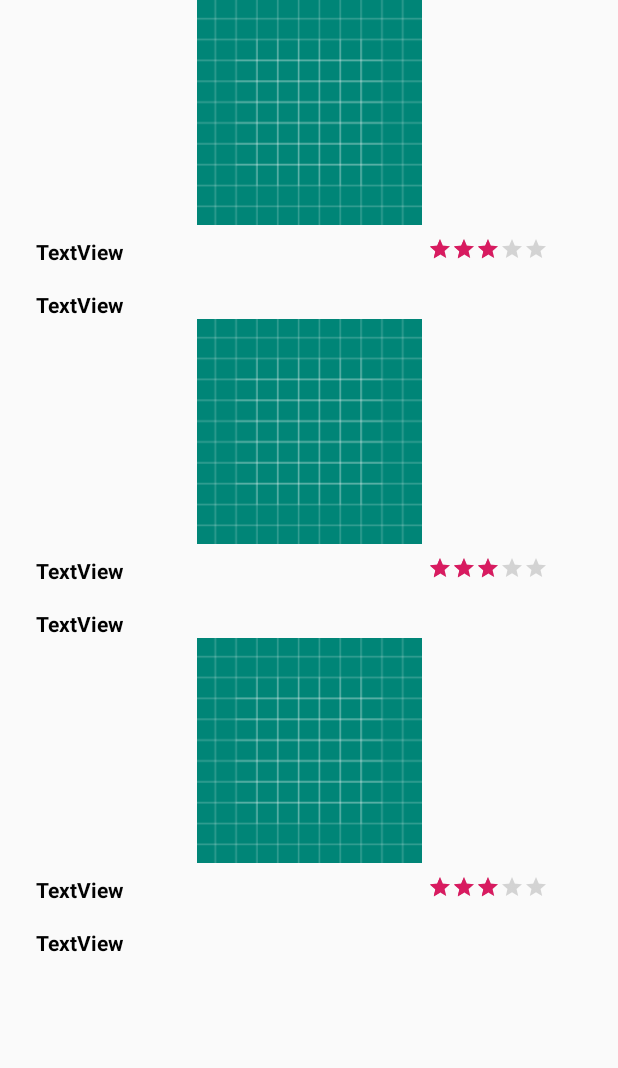
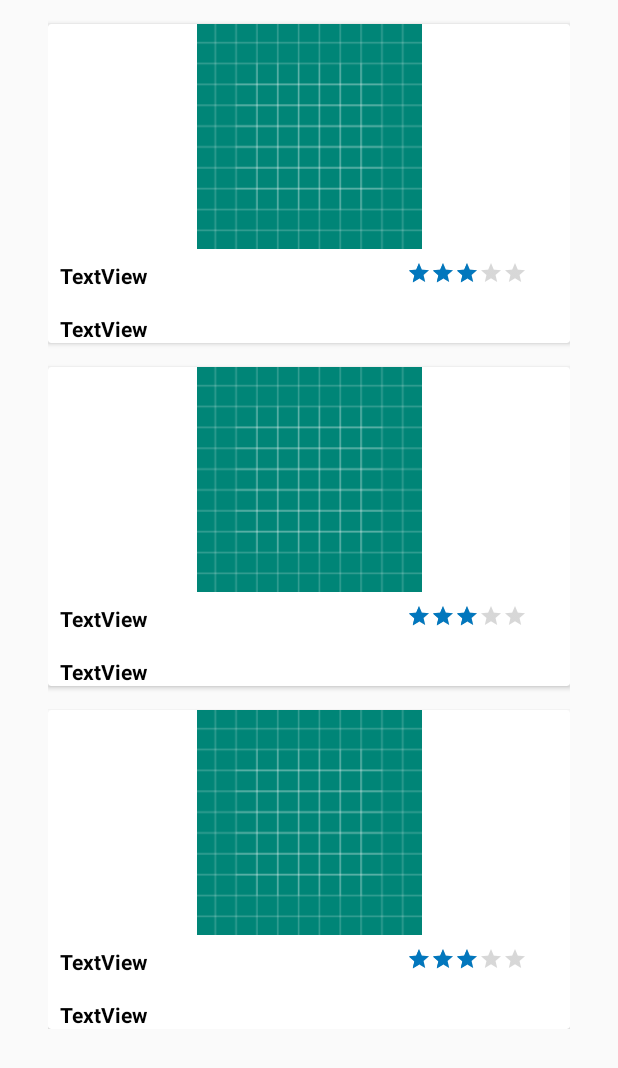
Before and after one commit to dariojolo/cosasDelCursoAndroid, an Android app: the layout fragment_restaurante_list.xml on its own in the app's theme, with its tools: preview values and no code run, on a phone screen of 412 x 824 dp. Shown: the top 1068 px of the screen. Run offline under Robolectric (Android 15) with nearby library versions, the phone set to English and light mode, and no system bars.

Commit message:
Se agrego CardView

```diff
--- a/app/build.gradle
+++ b/app/build.gradle
@@ -31,4 +31,6 @@ dependencies {
     androidTestImplementation 'androidx.test.espresso:espresso-core:3.1.1'
     implementation 'com.google.android.material:material:1.0.0'
     implementation 'com.squareup.picasso:picasso:2.71828'
+    implementation 'androidx.cardview:cardview:1.0.0'
+
 }
--- a/app/src/main/java/com/example/cosasdelcurso/MyRestauranteRecyclerViewAdapter.java
+++ b/app/src/main/java/com/example/cosasdelcurso/MyRestauranteRecyclerViewAdapter.java
@@ -43,6 +43,8 @@ public class MyRestauranteRecyclerViewAdapter extends RecyclerView.Adapter<MyRes
         holder.txtDireccion.setText(mValues.get(position).getDireccion());
         Picasso.get()
                 .load(mValues.get(position).getUrlFoto())
+                .resize(400,150)
+                .centerCrop()
                 .into(holder.imgFoto);
         holder.valoracion.setRating(mValues.get(position).getValoracion());
 
--- a/app/src/main/java/com/example/cosasdelcurso/RestauranteFragment.java
+++ b/app/src/main/java/com/example/cosasdelcurso/RestauranteFragment.java
@@ -60,9 +60,9 @@ public class RestauranteFragment extends Fragment {
             //Lista personalizada de elementos Restaurantes
 
             List<Restaurante> restaurantes = new ArrayList<Restaurante>();
-            restaurantes.add(new Restaurante("Pizzeria Carlos", "https://pizzeriamisko.hr/wp-content/uploads/2019/09/pizzeria_misko_logo_mob_light.png", 4.0f,"Madrid, España" ));
-            restaurantes.add(new Restaurante("Hamburgueseria rapida", "https://pizzeriamisko.hr/wp-content/uploads/2019/09/pizzeria_misko_logo_mob_light.png", 3.1f,"Mexico DF, Mexico" ));
-            restaurantes.add(new Restaurante("Parrilla casera", "https://pizzeriamisko.hr/wp-content/uploads/2019/09/pizzeria_misko_logo_mob_light.png", 3.7f,"Buenos Aires, Argentina" ));
+            restaurantes.add(new Restaurante("Pizzeria Carlos", "https://www.eleconomista.com.ar/wp-content/uploads/2019/09/Pizza-from-Pizzeria-Guerrin-in-Buenos-Aires-Argentina-1200x900-768x576.jpg", 4.0f,"Madrid, España" ));
+            restaurantes.add(new Restaurante("Hamburgueseria rapida", "https://puntobiz.com.ar/data/img_cont/img_imagenes/img_gr/120475_83393.jpg", 3.1f,"Mexico DF, Mexico" ));
+            restaurantes.add(new Restaurante("Parrilla casera", "https://lalagunaahora.com/wp-content/uploads/2018/02/parrilla.jpg", 3.7f,"Buenos Aires, Argentina" ));
             adapterRestaurantes = new MyRestauranteRecyclerViewAdapter(restaurantes, mListener);
             recyclerView.setAdapter(adapterRestaurantes);
         }
--- a/app/src/main/res/layout/fragment_restaurante.xml
+++ b/app/src/main/res/layout/fragment_restaurante.xml
@@ -1,10 +1,15 @@
 <?xml version="1.0" encoding="utf-8"?>
-<androidx.constraintlayout.widget.ConstraintLayout xmlns:android="http://schemas.android.com/apk/res/android"
+<androidx.cardview.widget.CardView xmlns:android="http://schemas.android.com/apk/res/android"
     xmlns:app="http://schemas.android.com/apk/res-auto"
     xmlns:tools="http://schemas.android.com/tools"
     android:id="@+id/txtDireccionRestaurante"
     android:layout_width="match_parent"
-    android:layout_height="wrap_content">
+    android:layout_height="wrap_content"
+    android:layout_marginTop="16dp">
+
+    <androidx.constraintlayout.widget.ConstraintLayout
+        android:layout_width="match_parent"
+        android:layout_height="wrap_content">
 
 
     <ImageView
@@ -56,4 +61,5 @@
         app:layout_constraintHorizontal_bias="0.931"
         app:layout_constraintStart_toEndOf="@+id/txtNombre"
         app:layout_constraintTop_toBottomOf="@+id/imgFoto" />
-</androidx.constraintlayout.widget.ConstraintLayout>
+    </androidx.constraintlayout.widget.ConstraintLayout>
+</androidx.cardview.widget.CardView>
--- a/app/src/main/res/layout/fragment_restaurante_list.xml
+++ b/app/src/main/res/layout/fragment_restaurante_list.xml
@@ -8,6 +8,8 @@
     android:layout_height="wrap_content"
     android:layout_marginLeft="16dp"
     android:layout_marginRight="16dp"
+    android:paddingLeft="16dp"
+    android:paddingRight="16dp"
     app:layoutManager="LinearLayoutManager"
     tools:context=".RestauranteFragment"
     tools:listitem="@layout/fragment_restaurante" />
--- a/app/src/main/res/values/colors.xml
+++ b/app/src/main/res/values/colors.xml
@@ -1,6 +1,6 @@
 <?xml version="1.0" encoding="utf-8"?>
 <resources>
-    <color name="colorPrimary">#008577</color>
-    <color name="colorPrimaryDark">#00574B</color>
-    <color name="colorAccent">#D81B60</color>
+    <color name="colorPrimary">#c2185b</color>
+    <color name="colorPrimaryDark">#8c0032</color>
+    <color name="colorAccent">#0277bd</color>
 </resources>
```
Also changed, not shown: 1 other file.
